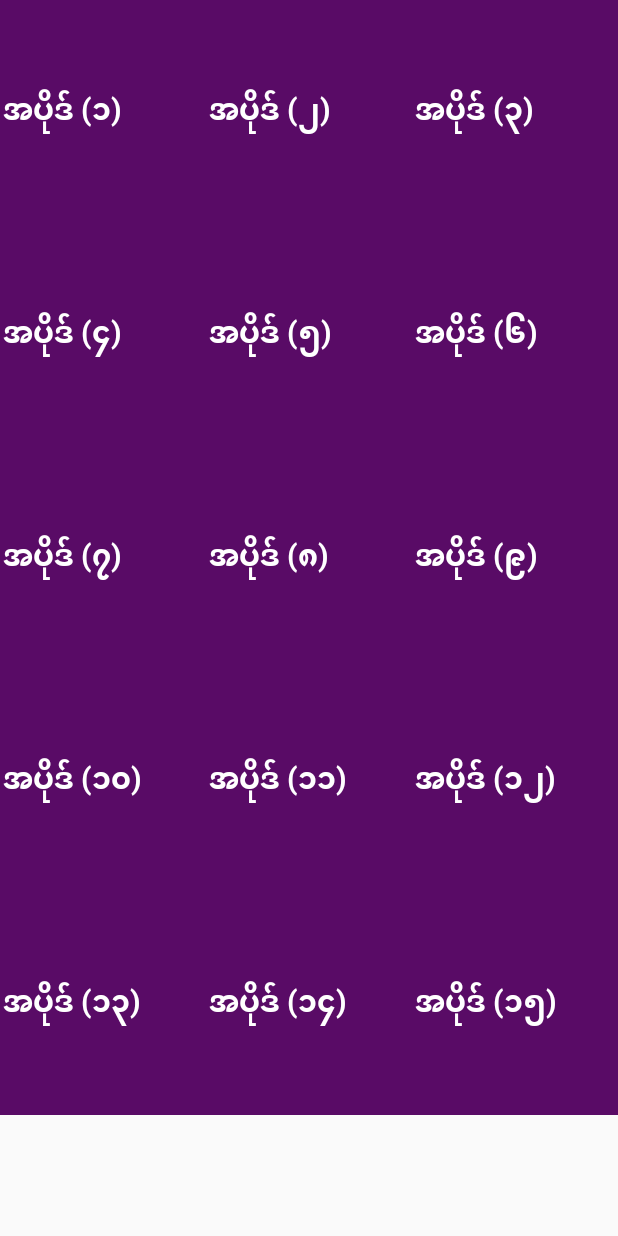
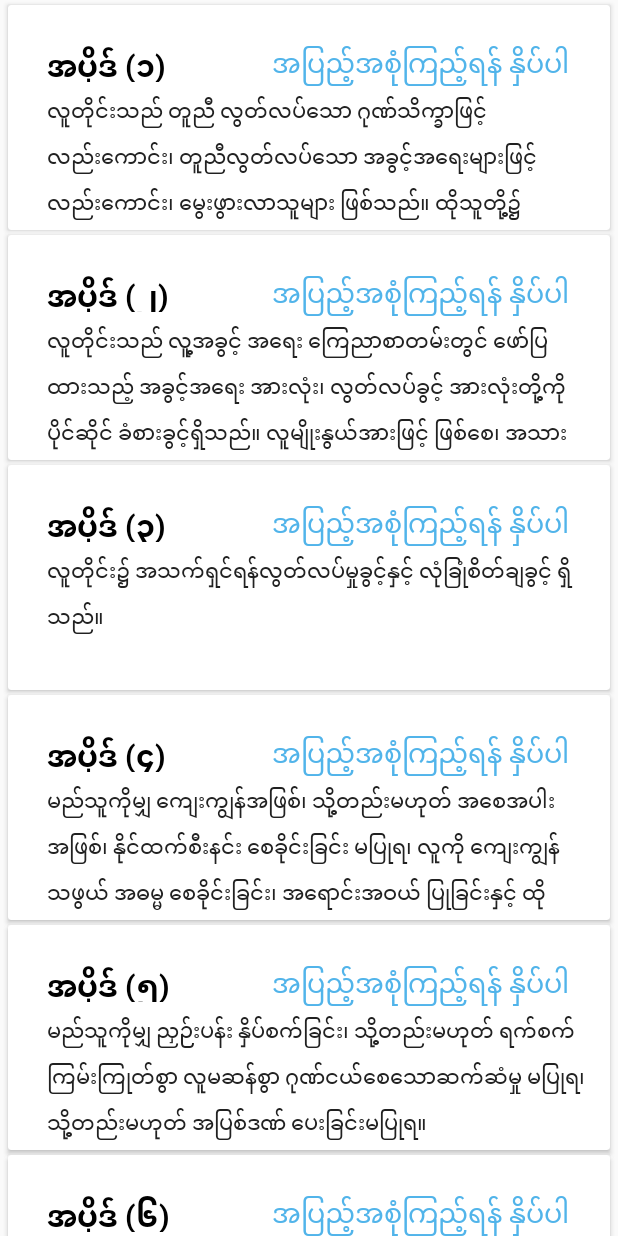
Before and after one commit to mmhumanrights/mmhumanrights, an Android app: the fragment ArticleOneFragment shown on its own in the app's theme, on a phone screen of 412 x 824 dp. Run offline under Robolectric (Android 15) with nearby library versions, the phone set to English and light mode, and no system bars.

Commit message:
List View Aded to Fragment One

```diff
--- /dev/null
+++ b/app/src/main/java/models/Article.java
@@ -0,0 +1,26 @@
+package models;
+
+/**
+ * Created by winhtaikaung on 12/23/15.
+ */
+public class Article {
+
+    private String articletitle;
+    private String articledefinition;
+
+    public String getArticletitle() {
+        return articletitle;
+    }
+
+    public void setArticletitle(String articletitle) {
+        this.articletitle = articletitle;
+    }
+
+    public String getArticledefinition() {
+        return articledefinition;
+    }
+
+    public void setArticledefinition(String articledefinition) {
+        this.articledefinition = articledefinition;
+    }
+}
--- /dev/null
+++ b/app/src/main/java/ui/Adapters/ArticleListAdapter.java
@@ -0,0 +1,91 @@
+package ui.Adapters;
+
+import android.content.Context;
+import android.graphics.Color;
+import android.support.v7.widget.RecyclerView;
+import android.util.Log;
+import android.view.LayoutInflater;
+import android.view.View;
+import android.view.ViewGroup;
+import android.widget.RelativeLayout;
+import android.widget.TextView;
+
+import com.myanmarhumanrights.R;
+
+import comm.Com_Utils;
+import models.Article;
+
+/**
+ * Created by winhtaikaung on 12/23/15.
+ */
+public class ArticleListAdapter extends RecyclerView.Adapter<ArticleListAdapter.ArticleViewHolder> {
+
+    Article[] arr_articles;
+    Context mContext;
+    String[] arr_material_array;
+    ArticleItemclickHandler mClickHandler;
+    Com_Utils com_utils=new Com_Utils();
+
+    public ArticleListAdapter (Context _context,Article[] _arr_articles,ArticleItemclickHandler _handler) {
+        this.arr_articles=_arr_articles;
+        this.mContext =_context;
+        this.mClickHandler=_handler;
+        this.arr_material_array=mContext.getResources().getStringArray(R.array.material_colors_array);
+    }
+
+    public static interface ArticleItemclickHandler {
+        void onItemClickListener(int AdapterPosition, Article selectedArticle, ArticleViewHolder vh);
+    }
+
+
+
+        @Override
+    public ArticleViewHolder onCreateViewHolder(ViewGroup parent, int viewType) {
+        View v= LayoutInflater.
+                from(parent.getContext()).inflate(R.layout.griditem_article,parent,false);
+        return new ArticleViewHolder(v);
+    }
+
+    @Override
+    public void onBindViewHolder(ArticleViewHolder holder, int position) {
+        Article a=arr_articles[position];
+        holder.tv_article.setText(a.getArticletitle());
+        holder.tv_definition.setText(a.getArticledefinition());
+
+        /*String ran_color=arr_material_array[com_utils.getRandomnum(arr_material_array.length,0)];
+        int ran_color_hex = Integer.parseInt(ran_color.replaceFirst("#",""), 16);
+        Log.w("COLOR_CODES", String.valueOf(ran_color_hex));
+        holder.grid_item_root_layout.setBackgroundColor(Color.parseColor(ran_color));*/
+        holder.tv_article.setTextColor(Color.parseColor("#000000"));
+    }
+
+    @Override
+    public int getItemCount() {
+        return arr_articles.length;
+    }
+
+
+    public class ArticleViewHolder extends RecyclerView.ViewHolder implements View.OnClickListener{
+        TextView tv_article;
+        TextView tv_definition;
+        RelativeLayout grid_item_root_layout;
+
+        public ArticleViewHolder(View itemview){
+            super(itemview);
+            tv_article=(TextView) itemview.findViewById(R.id.tv_article);
+            tv_definition=(TextView) itemview.findViewById(R.id.tv_definition);
+            grid_item_root_layout=(RelativeLayout)itemview.findViewById(R.id.grid_item_root_layout);
+
+            grid_item_root_layout.setOnClickListener(this);
+        }
+
+        @Override
+        public void onClick(View v) {
+            if(v instanceof RelativeLayout){
+                int pos=getAdapterPosition();
+                Article article=arr_articles[pos];
+                mClickHandler.onItemClickListener(pos,article,this);
+            }
+        }
+    }
+}
--- a/app/src/main/java/ui/activities/DefinitionActivityFragment.java
+++ b/app/src/main/java/ui/activities/DefinitionActivityFragment.java
@@ -95,7 +95,7 @@ public class DefinitionActivityFragment extends Fragment implements ObservableSc
 
             Log.i("ARTICLE_PART", title_list.subList(0, 15).get(ARR_INDEX));
             tv_def_article.setText(title_list.subList(0, 15).get(ARR_INDEX));
-            ((AppCompatActivity)getActivity()).getSupportActionBar().setTitle(getResources().getString(R.string.definition_mm));
+            //((AppCompatActivity)getActivity()).getSupportActionBar().setTitle(getResources().getString(R.string.definition_mm));
             tv_def_content.setText(content_list.subList(0, 15).get(ARR_INDEX));
         }
 
@@ -103,11 +103,12 @@ public class DefinitionActivityFragment extends Fragment implements ObservableSc
 
             Log.i("ARTICLE_PART", title_list.subList(15, 30).get(ARR_INDEX));
             tv_def_article.setText(title_list.subList(15, 30).get(ARR_INDEX));
-            ((AppCompatActivity)getActivity()).getSupportActionBar().setTitle(getResources().getString(R.string.definition_mm));
+
             tv_def_content.setText(content_list.subList(15, 30).get(ARR_INDEX));
         }
 
        //mCollapsingToolbarLayout.setTitle("Yangon");
+        ((AppCompatActivity)getActivity()).getSupportActionBar().setTitle("");
         parallex_scrollview.setScrollViewCallbacks(this);
         share_fab.setOnClickListener(new View.OnClickListener() {
             @Override
--- a/app/src/main/java/ui/fragments/ArticleOneFragment.java
+++ b/app/src/main/java/ui/fragments/ArticleOneFragment.java
@@ -3,12 +3,13 @@ package ui.fragments;
 import android.content.Intent;
 import android.os.Bundle;
 import android.support.annotation.Nullable;
+import android.support.design.widget.Snackbar;
 import android.support.v4.app.Fragment;
+import android.support.v7.widget.LinearLayoutManager;
+import android.support.v7.widget.RecyclerView;
 import android.view.LayoutInflater;
 import android.view.View;
 import android.view.ViewGroup;
-import android.widget.AdapterView;
-import android.widget.GridView;
 import android.widget.Toast;
 
 import com.myanmarhumanrights.R;
@@ -17,33 +18,57 @@ import java.util.ArrayList;
 import java.util.Arrays;
 import java.util.List;
 
-import base.BaseFragment;
 import config.GLOBAL_STRING;
-import ui.Adapters.ArticleGridAdapter;
+import models.Article;
+import ui.Adapters.ArticleListAdapter;
 import ui.activities.DefinitionActivity;
-import ui.activities.DrawerMainActivity;
 
 /**
  * Created by winhtaikaung on 11/4/15.
  */
 public class ArticleOneFragment extends Fragment {
 
-    GridView gv_article_pt_one;
-    ArticleGridAdapter mArticleGridAdapter;
+    RecyclerView gv_article_pt_one;
+    ArticleListAdapter mArticleListAdapter;
     List<String> article_pt_one;
+    List<String> article_definition_pt_one;
+    LinearLayoutManager layoutManager;
 
 
     @Nullable
     @Override
     public View onCreateView(LayoutInflater inflater, ViewGroup container, Bundle savedInstanceState) {
-        View v=inflater.inflate(R.layout.fragment_articlepartone,container,false);
+        View  view=inflater.inflate(R.layout.fragment_articlepartone,container,false);
 
-        gv_article_pt_one=(GridView) v.findViewById(R.id.gv_article_pt_one);
+        gv_article_pt_one=(RecyclerView) view.findViewById(R.id.gv_article_pt_one);
         article_pt_one=new ArrayList<>(Arrays.asList(getActivity().getResources().getStringArray(R.array.arr_article_title)));
-        mArticleGridAdapter=new ArticleGridAdapter(getActivity(),article_pt_one.subList(0, 15));
-        gv_article_pt_one.setAdapter(mArticleGridAdapter);
+        article_definition_pt_one=new ArrayList<>(Arrays.asList(getActivity().getResources().getStringArray(R.array.arr_article_def)));
+        layoutManager = new LinearLayoutManager(getActivity());
+        layoutManager.setOrientation(LinearLayoutManager.VERTICAL);
+        gv_article_pt_one.setLayoutManager(layoutManager);
 
-        gv_article_pt_one.setOnItemClickListener(new AdapterView.OnItemClickListener() {
+        int arrsize=article_definition_pt_one.subList(0, 15).size();
+        Article[] articles=new Article[arrsize];
+
+            for(int i=0;i<article_definition_pt_one.subList(0, 15).size();i++){
+                Article a=new Article();
+                a.setArticledefinition(article_definition_pt_one.subList(0, 15).get(i));
+                a.setArticletitle(article_pt_one.subList(0, 15).get(i));
+                articles[i]=a;
+
+            }
+        mArticleListAdapter=new ArticleListAdapter(getActivity(), articles, new ArticleListAdapter.ArticleItemclickHandler() {
+            @Override
+            public void onItemClickListener(int position, Article selectedArticle, ArticleListAdapter.ArticleViewHolder vh) {
+                Intent intent=new Intent(getActivity(),DefinitionActivity.class);
+                intent.putExtra(GLOBAL_STRING.ARRAY_INDEX,position);
+                intent.putExtra(GLOBAL_STRING.ARTICLE_PART,"1");
+                startActivity(intent);
+            }
+        });
+        gv_article_pt_one.setAdapter(mArticleListAdapter);
+
+       /* gv_article_pt_one.setOnItemClickListener(new AdapterView.OnItemClickListener() {
             @Override
             public void onItemClick(AdapterView<?> parent, View view, int position, long id) {
 
@@ -52,10 +77,10 @@ public class ArticleOneFragment extends Fragment {
                 intent.putExtra(GLOBAL_STRING.ARTICLE_PART,"1");
                 startActivity(intent);
             }
-        });
+        });*/
 
 
-        return v;
+        return view;
     }
 
 
--- a/app/src/main/res/layout/fragment_articlepartone.xml
+++ b/app/src/main/res/layout/fragment_articlepartone.xml
@@ -4,7 +4,7 @@
     android:layout_width="fill_parent"
     android:layout_height="fill_parent"
      >
-    <GridView
+    <android.support.v7.widget.RecyclerView
         android:numColumns="3"
         android:columnWidth="100dp"
         android:stretchMode="columnWidth"
--- a/app/src/main/res/layout/fragment_definition.xml
+++ b/app/src/main/res/layout/fragment_definition.xml
@@ -41,18 +41,6 @@
                     android:layout_alignParentLeft="true"
                     android:layout_alignParentStart="true" />
 
-                    <TextView
-                        android:layout_width="wrap_content"
-                        android:text="article"
-
-                        style="@style/Definition_title"
-                        fontPath="fonts/Padauk_bold.ttf"
-                        android:id="@+id/tv_def_article"
-                        android:layout_height="wrap_content"
-                        android:layout_marginLeft="@dimen/activity_horizontal_margin"
-                        android:layout_marginTop="@dimen/activity_horizontal_margin"
-                        android:layout_gravity="left|center_vertical" />
-
                     <android.support.v7.widget.Toolbar
                         xmlns:app="http://schemas.android.com/apk/res-auto"
                         android:id="@+id/toolbar"
@@ -67,6 +55,28 @@
                         app:popupTheme="@style/AppTheme"
                         app:theme="@style/ToolbarCustomIconColor"
                         android:layout_gravity="center_horizontal|top" />
+
+                    <TextView
+                        android:layout_width="wrap_content"
+                        android:text="@string/share_template"
+
+                        style="@style/Definition_title"
+                        fontPath="fonts/Padauk_bold.ttf"
+
+                        android:layout_height="wrap_content"
+
+                        android:layout_gravity="center" />
+
+                    <TextView
+                        android:layout_width="wrap_content"
+                        android:text="article"
+
+                        style="@style/Definition_title"
+                        fontPath="fonts/Padauk_bold.ttf"
+                        android:id="@+id/tv_def_article"
+                        android:layout_height="wrap_content"
+                        android:layout_marginBottom="20dp"
+                        android:layout_gravity="center_horizontal|bottom" />
                 </FrameLayout>
 
                 <FrameLayout
--- a/app/src/main/res/layout/griditem_article.xml
+++ b/app/src/main/res/layout/griditem_article.xml
@@ -1,27 +1,65 @@
 <?xml version="1.0" encoding="utf-8"?>
-<RelativeLayout xmlns:android="http://schemas.android.com/apk/res/android"
+
+<android.support.v7.widget.CardView xmlns:android="http://schemas.android.com/apk/res/android"
+    android:id="@+id/list_item_layout"
+    android:layout_width="match_parent"
+    android:layout_height="150dp"
+    android:layout_marginLeft="5dp"
+    android:layout_marginRight="5dp"
+    android:layout_marginTop="3dp">
+    <RelativeLayout
         android:id="@+id/grid_item_root_layout"
-    android:layout_width="fill_parent"
+        android:layout_width="match_parent"
+        android:layout_height="match_parent">
 
-    android:layout_height="fill_parent"
 
-    android:paddingBottom="50dp"
 
-    android:paddingTop="50dp">
 
 
         <TextView
             android:id="@+id/tv_article"
             style="@style/QUESTION_TEXTVIEW"
             android:layout_width="wrap_content"
+            android:layout_height="30dp"
+            android:text="asdf"
+            android:textColor="@color/main_text_color"
+
+
+            android:singleLine="true"
+            android:textStyle="bold"
+            android:layout_marginLeft="26dp"
+            android:layout_marginStart="26dp"
+            android:layout_marginTop="21dp"
+            android:layout_alignParentTop="true"
+            android:layout_alignParentLeft="true"
+            android:layout_alignParentStart="true" />
+        <TextView
+            android:id="@+id/tv_definition"
+            android:layout_width="match_parent"
+            android:layout_marginRight="10dp"
+            android:layout_marginTop="5dp"
+            android:text="asdfasdf"
+            android:maxLines="3"
             android:layout_height="wrap_content"
-        android:layout_marginLeft="2dp"
-        android:layout_marginTop="2dp"
+            android:layout_below="@+id/tv_article"
+            android:layout_alignLeft="@+id/tv_article"
+            android:layout_alignStart="@+id/tv_article" />
 
-        android:gravity="left|top"
-        android:paddingBottom="1dp"
-        android:paddingTop="1dp"
-        android:singleLine="true"
-        android:textStyle="bold" />
+        <TextView
+            android:layout_width="wrap_content"
+            android:layout_height="wrap_content"
+            android:textAppearance="?android:attr/textAppearanceMedium"
+            android:text="@string/to_continue_reading"
+            android:id="@+id/textView2"
+            android:textColor="@color/main_blue"
+            fontPath="fonts/Padauk_Bold.ttf"
+            android:layout_gravity="right|top"
+            android:layout_alignTop="@+id/tv_article"
+            android:layout_alignRight="@+id/tv_definition"
+            android:layout_alignEnd="@+id/tv_definition"
+            android:layout_marginRight="17dp"
+            android:layout_marginEnd="17dp" />
 
     </RelativeLayout>
+
+</android.support.v7.widget.CardView>
--- a/app/src/main/res/values/strings.xml
+++ b/app/src/main/res/values/strings.xml
@@ -6,6 +6,7 @@
     <string name="open_drawer">open</string>
     <string name="close_drawer">close</string>
     <string name="definition_mm">အဓိပ္ပာယ်ဖွင့် ဆိုချက်</string>
+    <string name="to_continue_reading">အပြည့်အစုံကြည့်ရန် နှိပ်ပါ</string>
 
     <string name="mm_string_drawermenu_humanrights">လူ့အခွင့်အရေး များ</string>
     <string name="mm_string_about_us">ကျွနု်ပ် တို့အ ကြောင်း</string>
--- a/app/src/main/res/values/styles.xml
+++ b/app/src/main/res/values/styles.xml
@@ -60,7 +60,7 @@
     </style>
 
     <style name="GLOBAL_TEXTVIEW" parent="android:Widget.TextView">
-        <item name="android:textColor">@color/main_gray</item>
+        <item name="android:textColor">@color/main_text_color</item>
     </style>
 
     <style name="QUESTION_TEXTVIEW" parent="android:Widget.TextView">
```
Lines whose indentation alone changed are shown as unchanged.
